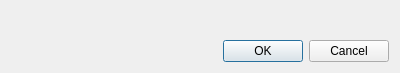
Old version of the form Source/MEGASync/gui/BindFolderDialog.ui in the repository meganz/MEGAsync.
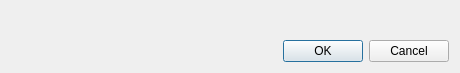
New version of the form. Custom widgets are drawn as their Qt base class.

```diff
--- a/Source/MEGASync/gui/BindFolderDialog.ui
+++ b/Source/MEGASync/gui/BindFolderDialog.ui
@@ -6,7 +6,7 @@
    <rect>
     <x>0</x>
     <y>0</y>
-    <width>400</width>
+    <width>460</width>
     <height>73</height>
    </rect>
   </property>
```
